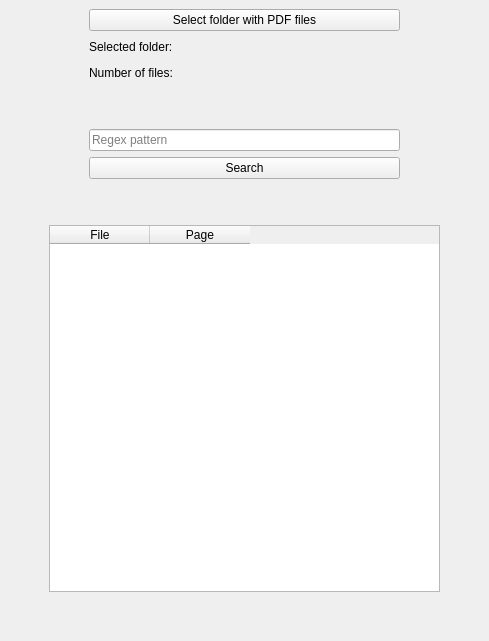
This is ui/main.ui in Unvire/FastPDFReader as Qt 5 draws it before an edit. The edited form follows.
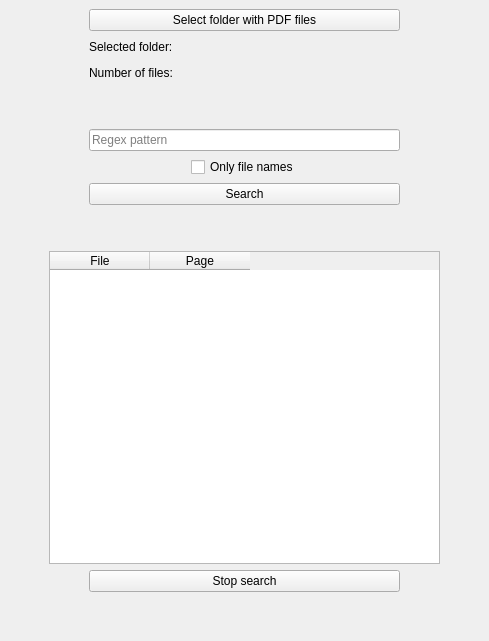
This is the edited form.

Commit message: Adds new widgets and handles their enabled state

Diff of the .ui file:
```diff
--- a/ui/main.ui
+++ b/ui/main.ui
@@ -14,7 +14,7 @@
    <string>Fast PDF Searcher</string>
   </property>
   <widget class="QWidget" name="centralwidget">
-   <layout class="QHBoxLayout" name="horizontalLayout_8" stretch="0,1,0">
+   <layout class="QHBoxLayout" name="horizontalLayout_2" stretch="0,1,0">
     <item>
      <spacer name="horizontalSpacer_11">
       <property name="orientation">
@@ -29,7 +29,7 @@
      </spacer>
     </item>
     <item>
-     <layout class="QVBoxLayout" name="verticalLayout_3" stretch="0,0,0,0,1,0">
+     <layout class="QVBoxLayout" name="verticalLayout_3" stretch="0,0,0,0,1,0,0">
       <item>
        <layout class="QVBoxLayout" name="verticalLayout">
         <item>
@@ -197,6 +197,43 @@
           </item>
          </layout>
         </item>
+        <item>
+         <layout class="QHBoxLayout" name="horizontalLayout_8" stretch="0,0,0">
+          <item>
+           <spacer name="horizontalSpacer_15">
+            <property name="orientation">
+             <enum>Qt::Horizontal</enum>
+            </property>
+            <property name="sizeHint" stdset="0">
+             <size>
+              <width>40</width>
+              <height>20</height>
+             </size>
+            </property>
+           </spacer>
+          </item>
+          <item>
+           <widget class="QCheckBox" name="filenamesOnlyCheckBox">
+            <property name="text">
+             <string>Only file names</string>
+            </property>
+           </widget>
+          </item>
+          <item>
+           <spacer name="horizontalSpacer_16">
+            <property name="orientation">
+             <enum>Qt::Horizontal</enum>
+            </property>
+            <property name="sizeHint" stdset="0">
+             <size>
+              <width>40</width>
+              <height>20</height>
+             </size>
+            </property>
+           </spacer>
+          </item>
+         </layout>
+        </item>
         <item>
          <layout class="QHBoxLayout" name="horizontalLayout_5" stretch="0,1,0">
           <item>
@@ -275,6 +312,43 @@
         </column>
        </widget>
       </item>
+      <item>
+       <layout class="QHBoxLayout" name="horizontalLayout_7" stretch="0,1,0">
+        <item>
+         <spacer name="horizontalSpacer_13">
+          <property name="orientation">
+           <enum>Qt::Horizontal</enum>
+          </property>
+          <property name="sizeHint" stdset="0">
+           <size>
+            <width>40</width>
+            <height>20</height>
+           </size>
+          </property>
+         </spacer>
+        </item>
+        <item>
+         <widget class="QPushButton" name="stopSearchButton">
+          <property name="text">
+           <string>Stop search</string>
+          </property>
+         </widget>
+        </item>
+        <item>
+         <spacer name="horizontalSpacer_14">
+          <property name="orientation">
+           <enum>Qt::Horizontal</enum>
+          </property>
+          <property name="sizeHint" stdset="0">
+           <size>
+            <width>40</width>
+            <height>20</height>
+           </size>
+          </property>
+         </spacer>
+        </item>
+       </layout>
+      </item>
       <item>
        <spacer name="verticalSpacer_3">
         <property name="orientation">
```
Left out of the diff: 2 changed lines with no effect on the pictures. The commit also changes 1 other file.
